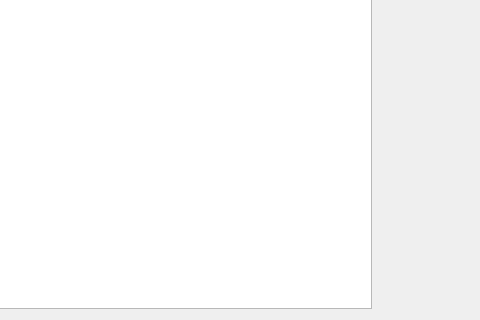
Before: the Qt Designer form gui/BaseView.ui in Kroshy1984/MIOM, drawn with Qt 5; both pictures show x 160 to 640 and y 160 to 480 of the 640 by 480 pixel window.
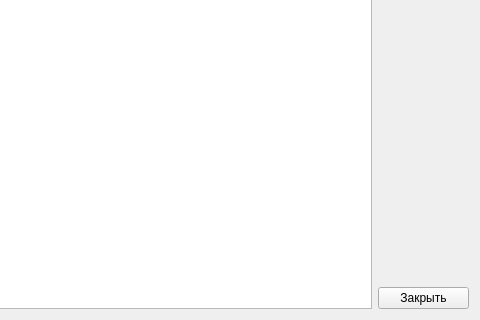
After: the same form once the commit is applied.

Diff of the .ui file:
```diff
--- a/gui/BaseView.ui
+++ b/gui/BaseView.ui
@@ -67,6 +67,13 @@
        </property>
       </spacer>
      </item>
+     <item>
+      <widget class="QPushButton" name="pushButtonClose">
+       <property name="text">
+        <string>Закрыть</string>
+       </property>
+      </widget>
+     </item>
     </layout>
    </item>
   </layout>
```
Left out of the diff: 4 changed lines with no effect on the pictures.
